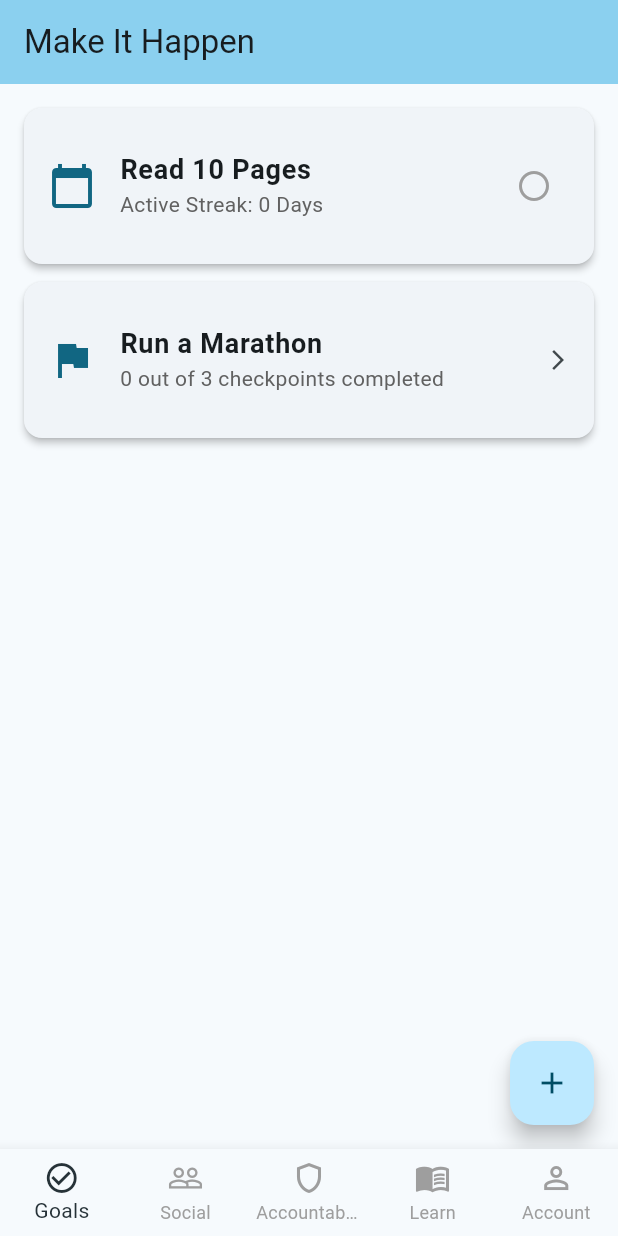
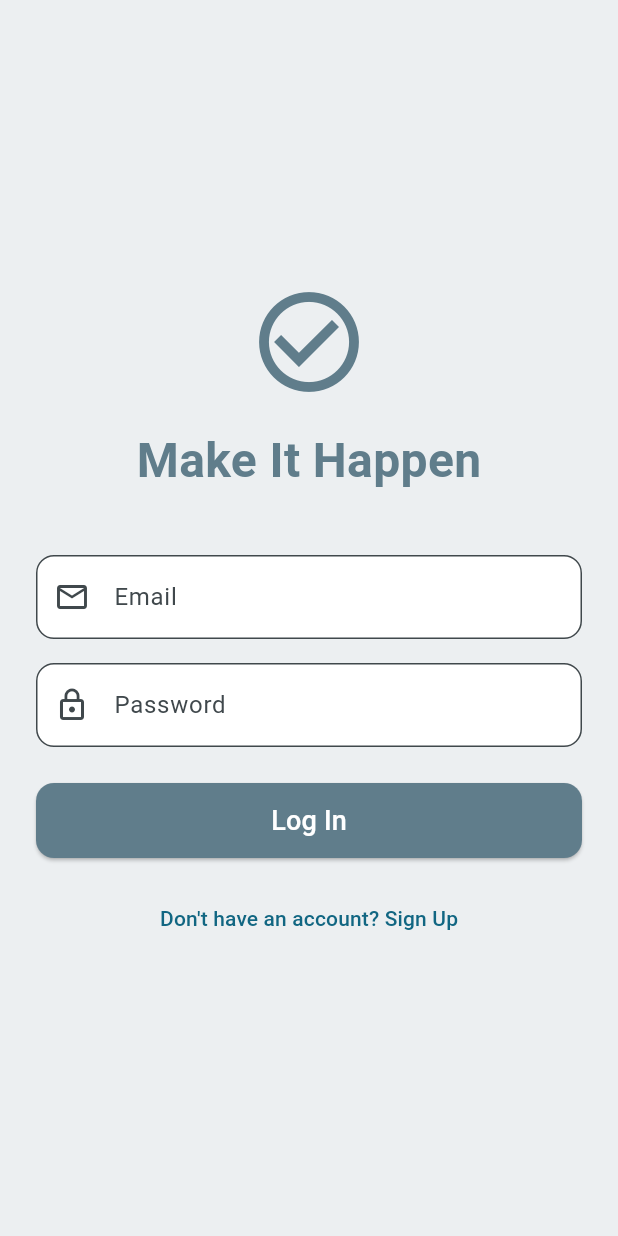
Before and after one commit to jaredroth98/Make-It-Happen, a Flutter app: the screen it shows after launch, on a phone screen of 412 x 824 dp. Run offline on Flutter 3.47's test engine with Material 3 defaults, Android fonts, the phone set to English and light mode, and no system bars; our stand-ins replace firebase_auth, firebase_core, table_calendar; accounts and stored records are empty.

Commit message:
Create login

```diff
--- a/lib/main.dart
+++ b/lib/main.dart
@@ -3,6 +3,7 @@ import 'screens/goals_screen.dart';
 import 'screens/accountability_screen.dart';
 import 'package:firebase_core/firebase_core.dart';
 import 'firebase_options.dart';
+import 'screens/login_screen.dart';
 
 // 1. The Spark Plug
 void main() async {
@@ -27,7 +28,7 @@ class MakeItHappenApp extends StatelessWidget {
         colorScheme: ColorScheme.fromSeed(seedColor: Colors.blueGrey),
         useMaterial3: true, // Modern Google styling
       ),
-      home: const MainNavigation(),
+      home: const LoginScreen(),
     );
   }
 }
--- /dev/null
+++ b/lib/screens/login_screen.dart
@@ -0,0 +1,167 @@
+import 'package:flutter/material.dart';
+import '../services/auth_service.dart';
+import '../main.dart'; // So we can navigate to MainNavigation
+
+class LoginScreen extends StatefulWidget {
+  const LoginScreen({super.key});
+
+  @override
+  State<LoginScreen> createState() => _LoginScreenState();
+}
+
+class _LoginScreenState extends State<LoginScreen> {
+  final _emailController = TextEditingController();
+  final _passwordController = TextEditingController();
+  final AuthService _authService = AuthService();
+
+  bool _isLoading = false;
+  String? _errorMessage;
+
+  @override
+  void dispose() {
+    _emailController.dispose();
+    _passwordController.dispose();
+    super.dispose();
+  }
+
+  void _handleLogin() async {
+    setState(() {
+      _isLoading = true;
+      _errorMessage = null;
+    });
+
+    final user = await _authService.signInWithEmail(
+      _emailController.text.trim(),
+      _passwordController.text.trim(),
+    );
+
+    if (user != null) {
+      // Success! Send them to the main app
+      if (mounted) {
+        Navigator.pushReplacement(
+          context,
+          MaterialPageRoute(builder: (context) => const MainNavigation()),
+        );
+      }
+    } else {
+      setState(() {
+        _errorMessage = "Login failed. Check your email and password.";
+        _isLoading = false;
+      });
+    }
+  }
+
+  void _handleSignUp() async {
+    setState(() {
+      _isLoading = true;
+      _errorMessage = null;
+    });
+
+    final user = await _authService.signUpWithEmail(
+      _emailController.text.trim(),
+      _passwordController.text.trim(),
+    );
+
+    if (user != null) {
+      // Success! Send them to the main app
+      if (mounted) {
+        Navigator.pushReplacement(
+          context,
+          MaterialPageRoute(builder: (context) => const MainNavigation()),
+        );
+      }
+    } else {
+      setState(() {
+        _errorMessage = "Sign up failed. Password must be at least 6 characters.";
+        _isLoading = false;
+      });
+    }
+  }
+
+  @override
+  Widget build(BuildContext context) {
+    return Scaffold(
+      backgroundColor: Colors.blueGrey[50],
+      body: Center(
+        child: SingleChildScrollView(
+          padding: const EdgeInsets.all(24.0),
+          child: Column(
+            mainAxisAlignment: MainAxisAlignment.center,
+            children: [
+              // Logo or App Name
+              const Icon(Icons.check_circle_outline, size: 80, color: Colors.blueGrey),
+              const SizedBox(height: 16),
+              const Text(
+                "Make It Happen",
+                style: TextStyle(fontSize: 32, fontWeight: FontWeight.bold, color: Colors.blueGrey),
+              ),
+              const SizedBox(height: 40),
+
+              // Error Message Display
+              if (_errorMessage != null)
+                Padding(
+                  padding: const EdgeInsets.only(bottom: 16.0),
+                  child: Text(_errorMessage!, style: const TextStyle(color: Colors.red)),
+                ),
+
+               // Email Field
+              TextField(
+                controller: _emailController,
+                keyboardType: TextInputType.emailAddress,
+                decoration: InputDecoration(
+                  labelText: "Email",
+                  prefixIcon: const Icon(Icons.email_outlined),
+                  border: OutlineInputBorder(borderRadius: BorderRadius.circular(12)),
+                  filled: true,
+                  fillColor: Colors.white,
+                ),
+              ),
+              const SizedBox(height: 16),
+
+              // Password Field
+              TextField(
+                controller: _passwordController,
+                obscureText: true, // Hides the password dots
+                decoration: InputDecoration(
+                  labelText: "Password",
+                  prefixIcon: const Icon(Icons.lock_outline),
+                  border: OutlineInputBorder(borderRadius: BorderRadius.circular(12)),
+                  filled: true,
+                  fillColor: Colors.white,
+                ),
+              ),
+              const SizedBox(height: 24),
+
+              // Loading Spinner or Buttons
+              if (_isLoading)
+                const CircularProgressIndicator()
+              else ...[
+                // Login Button
+                SizedBox(
+                  width: double.infinity,
+                  height: 50,
+                  child: ElevatedButton(
+                    onPressed: _handleLogin,
+                    style: ElevatedButton.styleFrom(
+                      backgroundColor: Colors.blueGrey,
+                      foregroundColor: Colors.white,
+                      shape: RoundedRectangleBorder(borderRadius: BorderRadius.circular(12)),
+                    ),
+                    child: const Text("Log In", style: TextStyle(fontSize: 18)),
+                  ),
+                ),
+                const SizedBox(height: 16),
+
+                // Sign Up Button
+                TextButton(
+                  onPressed: _handleSignUp,
+                  child: const Text("Don't have an account? Sign Up"),
+                ),
+              ]
+            ],
+          ),
+        ),
+      ),
+    );
+  }
+}
--- /dev/null
+++ b/lib/services/auth_service.dart
@@ -0,0 +1,39 @@
+import 'package:firebase_auth/firebase_auth.dart';
+
+class AuthService {
+  final FirebaseAuth _auth = FirebaseAuth.instance;
+
+  // 1. Sign Up (Create a brand new account)
+  Future<UserCredential?> signUpWithEmail(String email, String password) async {
+    try {
+      return await _auth.createUserWithEmailAndPassword(
+        email: email,
+        password: password,
+      );
+    } catch (e) {
+      print("Error signing up: $e");
+      return null;
+    }
+  }
+
+  // 2. Log In (For existing users)
+  Future<UserCredential?> signInWithEmail(String email, String password) async {
+    try {
+      return await _auth.signInWithEmailAndPassword(
+        email: email,
+        password: password,
+      );
+    } catch (e) {
+      print("Error logging in: $e");
+      return null;
+    }
+  }
+
+  // 3. Sign Out
+  Future<void> signOut() async {
+    await _auth.signOut();
+  }
+
+  // 4. Helper to check if someone is currently logged in
+  User? get currentUser => _auth.currentUser;
+}
--- a/pubspec.yaml
+++ b/pubspec.yaml
@@ -36,6 +36,8 @@ dependencies:
   cupertino_icons: ^1.0.8
   table_calendar: ^3.2.0
   firebase_core: ^4.7.0
+  firebase_auth: ^6.4.0
+  cloud_firestore: ^6.3.0
 
 dev_dependencies:
   flutter_test:
```
Also changed, not shown: pubspec.lock, 3 other files.
